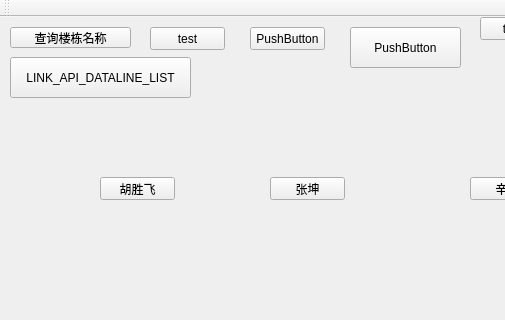
Qt form CommandCenter/MainApp/mainwindow.ui (LDevin/CommandCenter) before a commit; both pictures show x 0 to 505 and y 0 to 320 of the 682 by 504 pixel window.
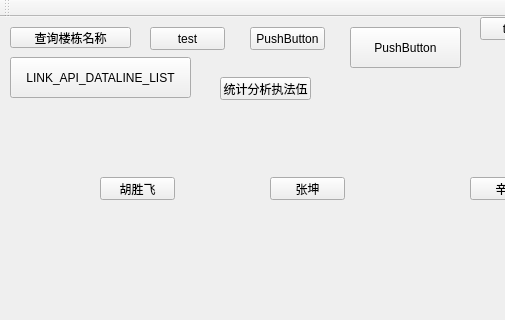
The same form after that commit.

Commit message: 添加接口统计分析执法伍

What changed in the file:
```diff
--- a/CommandCenter/MainApp/mainwindow.ui
+++ b/CommandCenter/MainApp/mainwindow.ui
@@ -183,6 +183,19 @@
      <string>辛奎</string>
     </property>
    </widget>
+   <widget class="QPushButton" name="pushButton_12">
+    <property name="geometry">
+     <rect>
+      <x>220</x>
+      <y>60</y>
+      <width>91</width>
+      <height>23</height>
+     </rect>
+    </property>
+    <property name="text">
+     <string>统计分析执法伍</string>
+    </property>
+   </widget>
   </widget>
   <widget class="QMenuBar" name="menuBar">
    <property name="geometry">
```
The commit also changes 4 other files.
